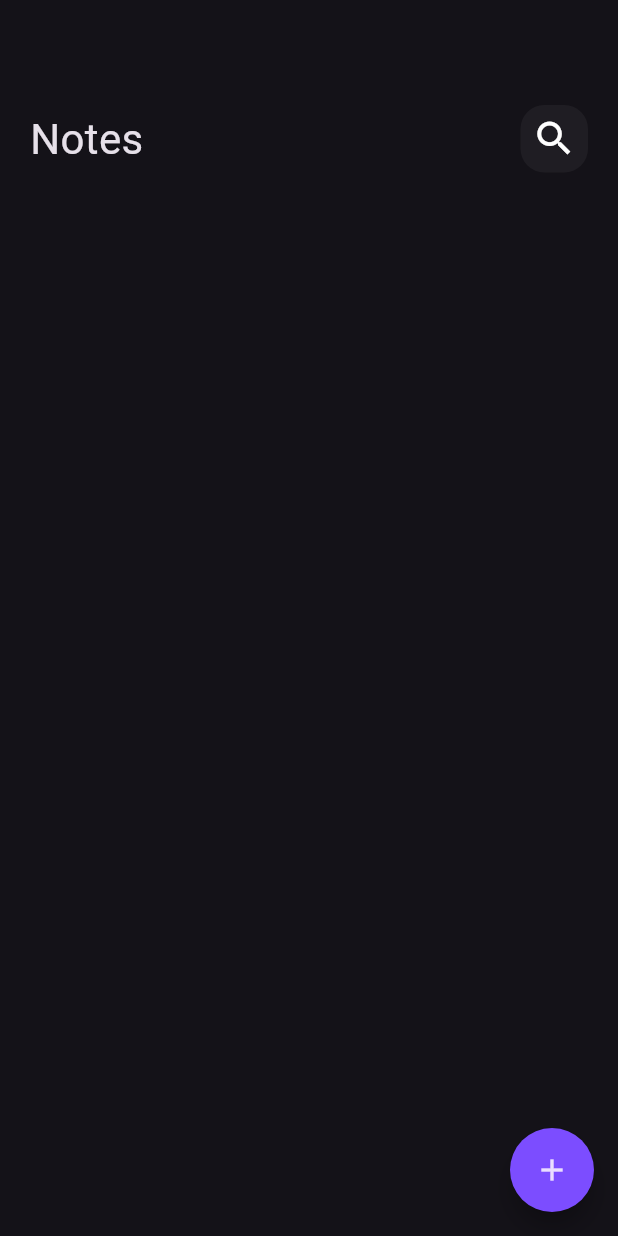
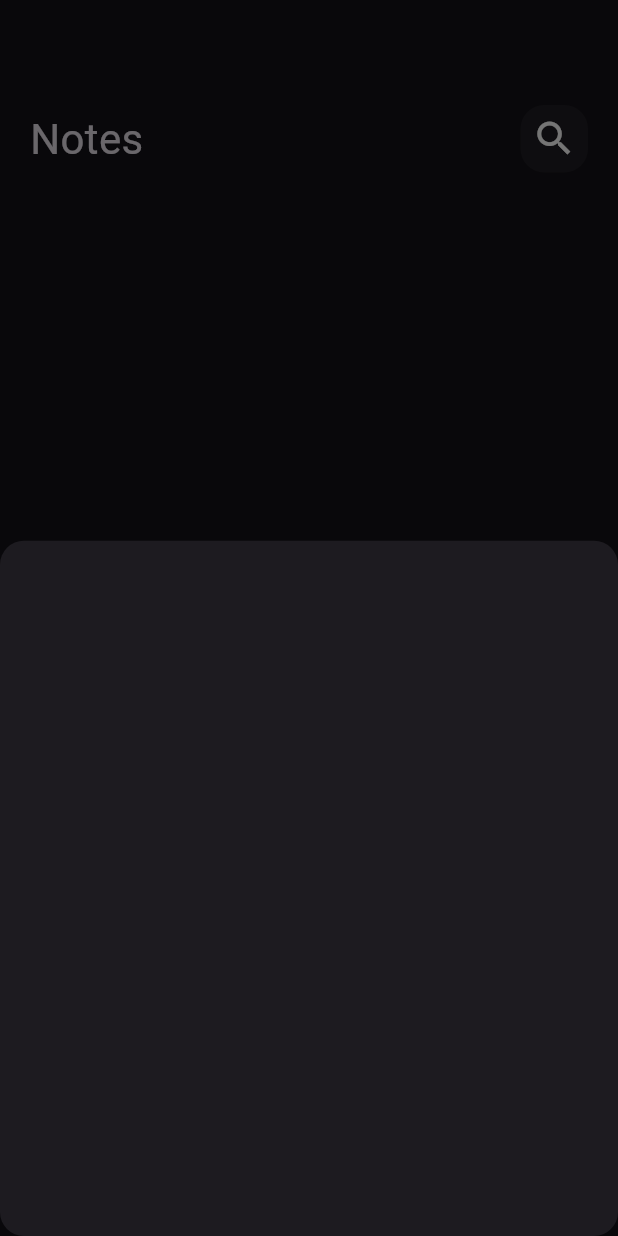
Before and after one commit to yamaniiii/notes_app, a Flutter app: the screen it shows after launch, after a tap on the "add" icon, on a phone screen of 412 x 824 dp. Run offline on Flutter 3.47's test engine with Material 3 defaults, Android fonts, the phone set to English and light mode, and no system bars.

Commit message:
add border rauis to bottom sheet

```diff
--- a/lib/views/notes_view.dart
+++ b/lib/views/notes_view.dart
@@ -1,5 +1,6 @@
 import 'package:flutter/cupertino.dart';
 import 'package:flutter/material.dart';
+import 'package:notesapp/views/widgets/add_note_bottom_sheet.dart';
 import 'package:notesapp/views/widgets/notes_view_body.dart';
 
 class NotesView extends StatelessWidget {
@@ -9,7 +10,17 @@ class NotesView extends StatelessWidget {
   Widget build(BuildContext context) {
     return Scaffold(
       floatingActionButton: FloatingActionButton(
-        onPressed: (){} ,
+        onPressed: (){
+          showModalBottomSheet(
+            shape: RoundedRectangleBorder(
+              borderRadius: BorderRadius.circular(16),
+            ),
+              context: context,
+              builder: (context){
+                return const AddNoteBottomSheet();
+              },
+          );
+        } ,
         child: const Icon(Icons.add),
           backgroundColor: Colors.deepPurpleAccent,
         shape: const CircleBorder(),
--- /dev/null
+++ b/lib/views/widgets/add_note_bottom_sheet.dart
@@ -0,0 +1,11 @@
+import 'package:flutter/cupertino.dart';
+import 'package:flutter/material.dart';
+
+class AddNoteBottomSheet extends StatelessWidget {
+  const AddNoteBottomSheet({super.key});
+
+  @override
+  Widget build(BuildContext context) {
+    return Container();
+  }
+}
```
